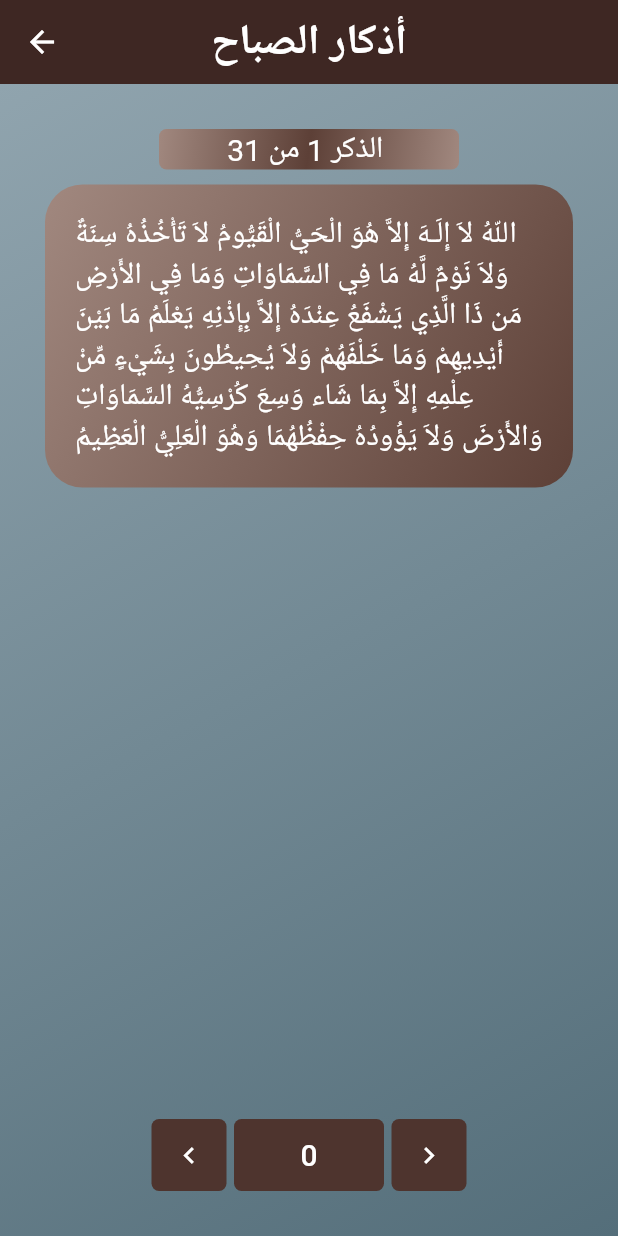
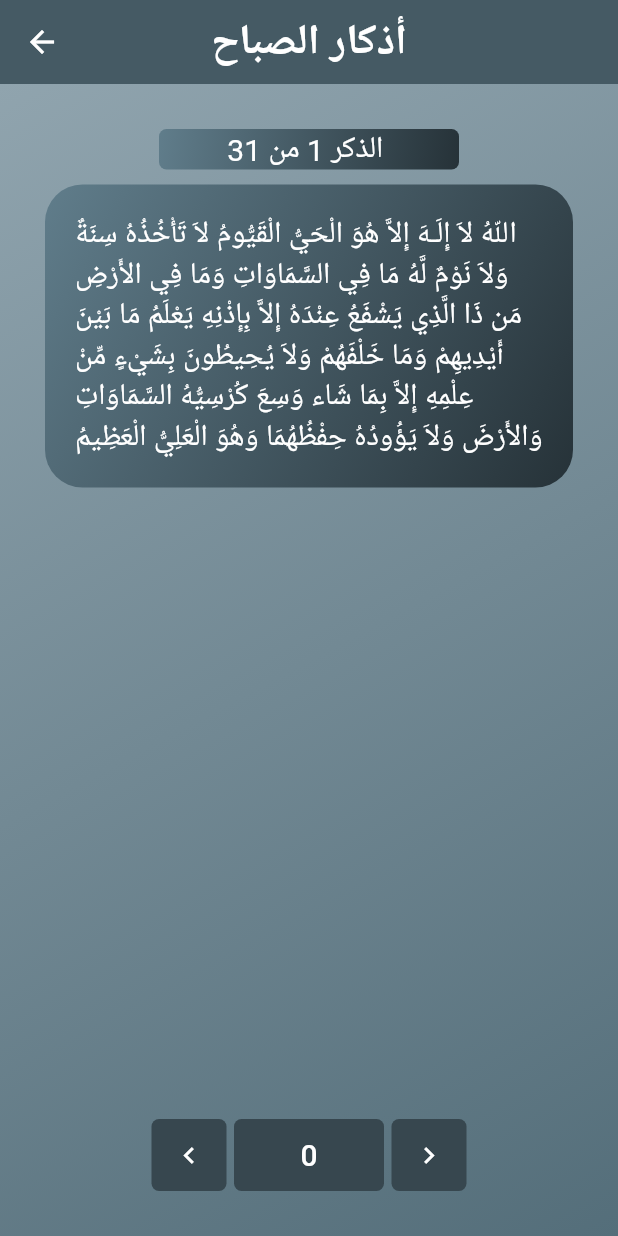
Before and after one commit to alaamorsi/quranApp, a Flutter app: the screen it shows after launch, after a tap on "أذكار الصباح", on a phone screen of 412 x 824 dp. Run offline on Flutter 3.47's test engine with Material 2 defaults, Android fonts, the light colour scheme and no system bars; our stand-ins replace audio_video_progress_bar, conditional_builder_null_safety, just_audio, rxdart, shared_preferences; missing offline and left inert: flutter_cached_pdfview.

Commit message:
final edite

```diff
--- a/lib/first_screen.dart
+++ b/lib/first_screen.dart
@@ -47,20 +47,25 @@ class _FirstScreenState extends State<FirstScreen> {
             Row(
                 children: [
                   firstScreenItem(context: context, title: 'الأستماع', navTo: ElQuraaScreen(), icon: Icons.mosque),
-                  SizedBox(width: 10.0,),
+                  SizedBox(width: 20.0,),
                   firstScreenItem(context: context, title: 'المصحف', navTo: MushafScreen(), icon: Icons.import_contacts),
-                  SizedBox(width: 10.0,),
-                  firstScreenItem(context: context, title: 'المتشابهات', navTo: MotshabhatScreen(), icon:Icons.ballot),
                 ]
             ),
-            SizedBox(height: 10.0,),
+            SizedBox(height: 20.0,),
+            Row(
+              children: [
+                firstScreenItem(context: context, title: 'المتشابهات', navTo: MotshabhatScreen(), icon:Icons.ballot),
+                SizedBox(width: 20.0,),
+                firstScreenItem(context: context, title: 'المسبحة', navTo: Masbaha(), icon:Icons.data_saver_on),
+              ],
+            ),
+            SizedBox(height: 20.0,),
             Row(
                 children: [
                   firstScreenItem(context: context, title: 'أذكار الصباح', navTo: MorAndEvenAzkaar(time: 'أذكار الصباح'), icon: Icons.light_mode),
-                  SizedBox(width: 10.0,),
+                  SizedBox(width: 20.0,),
                   firstScreenItem(context: context, title: 'أذكار المساء', navTo: MorAndEvenAzkaar(time: 'أذكار المساء'), icon: Icons.dark_mode),
-                  SizedBox(width: 10.0,),
-                  firstScreenItem(context: context, title: 'المسبحة', navTo: Masbaha(), icon:Icons.data_saver_on),                ]
+                ]
             ),
           ]
       );
--- a/lib/our_widgets.dart
+++ b/lib/our_widgets.dart
@@ -48,14 +48,14 @@ Widget firstScreenItem({required context,required String title,required IconData
             children: [
               Spacer(),
               Padding(
-                padding: const EdgeInsets.symmetric(vertical: 10.0),
+                padding: const EdgeInsets.symmetric(vertical: 35.0),
                 child: Column(
                   mainAxisAlignment: MainAxisAlignment.center,
                   crossAxisAlignment: CrossAxisAlignment.center,
                   children: [
-                    Icon(icon,size: 30.0,color: Colors.white,),
+                    Icon(icon,size: 35.0,color: Colors.white,),
                     SizedBox(height: 5.0,),
-                    Text(title,style: TextStyle(color: Colors.white,fontSize: 20.0),),
+                    Text(title,style: TextStyle(color: Colors.white,fontSize: 22.0),),
                   ]
                 ),
               ),
--- a/lib/screens/al_azkaar.dart
+++ b/lib/screens/al_azkaar.dart
@@ -117,7 +117,7 @@ class _MorAndEvenAzkaarState extends State<MorAndEvenAzkaar> {
           widget.time,
           style: TextStyle(fontWeight: FontWeight.bold, fontSize: 28.0),),
         centerTitle: true,
-        backgroundColor: Colors.brown.shade900,
+        backgroundColor: Colors.blueGrey.shade700,
         elevation: 0.0,),
       body: Container(
         width: double.infinity,
@@ -159,9 +159,8 @@ class _MorAndEvenAzkaarState extends State<MorAndEvenAzkaar> {
                           begin: Alignment.topLeft,
                           end: Alignment.bottomRight,
                           colors: [
-                            Colors.brown[300]!,
-                            Colors.brown[700]!,
-                            Colors.brown[300]!,
+                            Colors.blueGrey.shade500,
+                            Colors.blueGrey.shade900,
                           ]
                       ),
                     ),
@@ -178,8 +177,8 @@ class _MorAndEvenAzkaarState extends State<MorAndEvenAzkaar> {
                             begin: Alignment.topLeft,
                             end: Alignment.bottomRight,
                             colors: [
-                              Colors.brown[300]!,
-                              Colors.brown[700]!,
+                              Colors.blueGrey.shade500,
+                              Colors.blueGrey.shade900,
                             ]
                         ),
                       ),
@@ -197,7 +196,7 @@ class _MorAndEvenAzkaarState extends State<MorAndEvenAzkaar> {
                       Container(
                         width: 50.0,
                         decoration: BoxDecoration(
-                          color: Colors.brown[800],
+                          color: Colors.blueGrey.shade800,
                           borderRadius: BorderRadius.circular(5.0),),
                         child: IconButton(onPressed: (){
                           if(numOfZekr  == 0 ) {
@@ -221,7 +220,7 @@ class _MorAndEvenAzkaarState extends State<MorAndEvenAzkaar> {
                       Container(
                         width: 100.0,
                         decoration: BoxDecoration(
-                          color: Colors.brown[800],
+                          color: Colors.blueGrey.shade800,
                           borderRadius: BorderRadius.circular(5.0),),
                         child: TextButton(onPressed: (){
                           if(plus <= elAzkarNumber[numOfZekr]){
@@ -245,7 +244,7 @@ class _MorAndEvenAzkaarState extends State<MorAndEvenAzkaar> {
                       Container(
                         width: 50.0,
                         decoration: BoxDecoration(
-                          color: Colors.brown[800],
+                          color: Colors.blueGrey.shade800,
                           borderRadius: BorderRadius.circular(5.0),),
                         child: IconButton(onPressed: (){
                           if(numOfZekr +1  < elAzkarNumber.length) {
```
